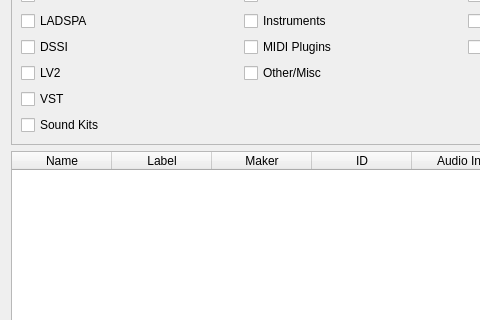
Above: resources/ui/carla_database.ui from falkTX/Carla before the change; both pictures show x 0 to 480 and y 85 to 405 of the 929 by 565 pixel window. Below: the same form after it.
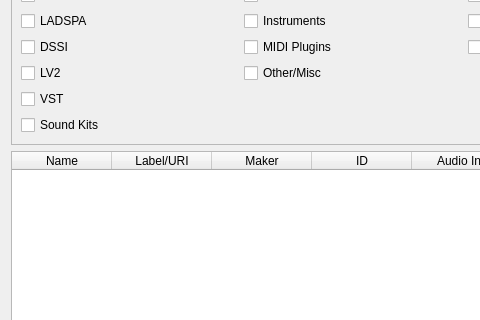
That is the form after the change. Icons and pictures are not drawn.

Commit message: Show "Label/URI" instead of just "Label"

Patch:
```diff
--- a/resources/ui/carla_database.ui
+++ b/resources/ui/carla_database.ui
@@ -276,7 +276,7 @@
      </column>
      <column>
       <property name="text">
-       <string>Label</string>
+       <string>Label/URI</string>
       </property>
      </column>
      <column>
```
